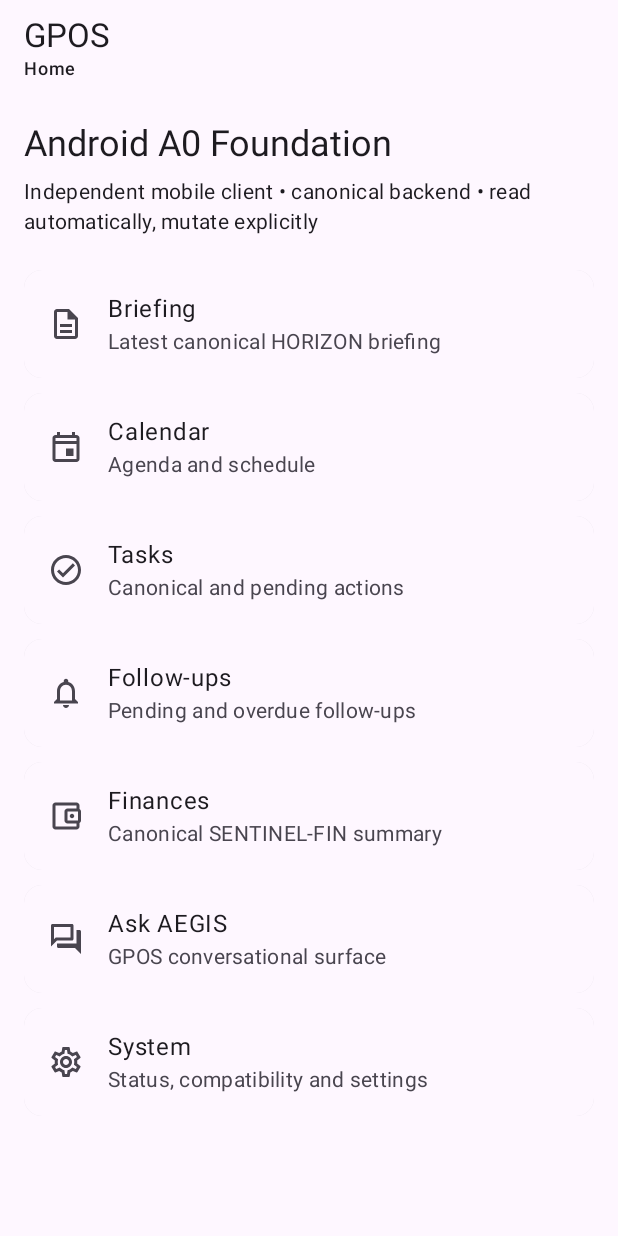
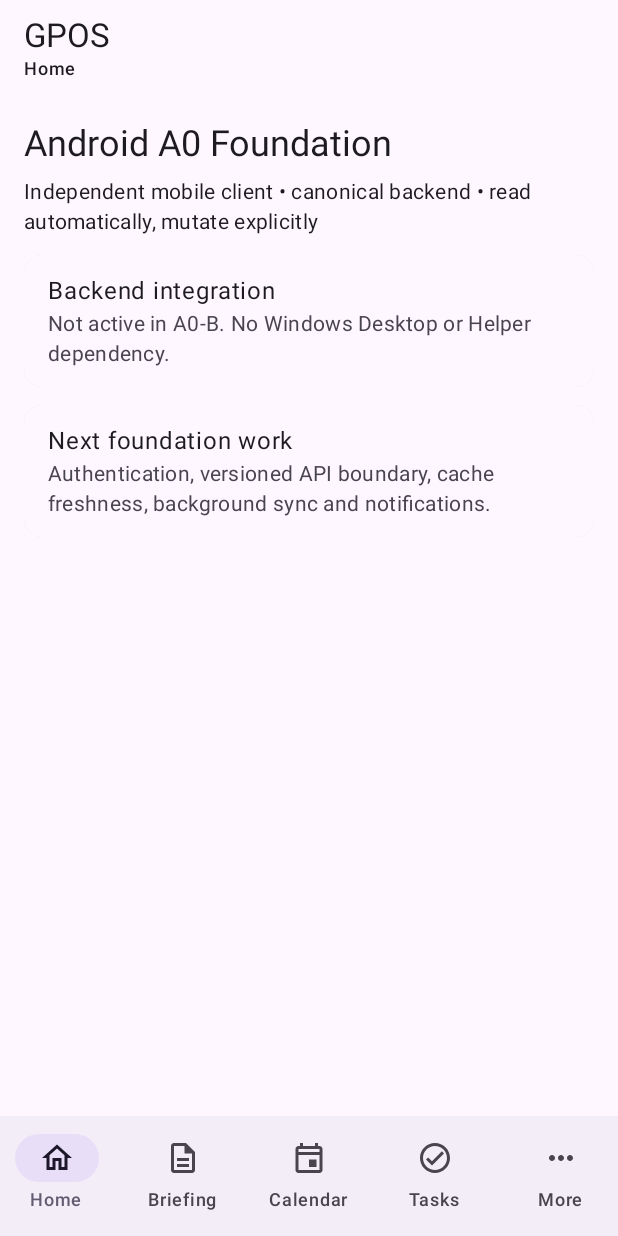
Before and after one commit to Cokkles/GEMINI-POS, an Android app built with Jetpack Compose: the screen it shows after launch (MainActivity), on a phone screen of 412 x 824 dp. Run offline under Robolectric (Android 15) with nearby library versions, the light colour scheme and no system bars.

Commit message:
feat(android): add mobile-native A0 navigation shell

```diff
--- a/android/app/src/main/java/com/cokkles/gpos/MainActivity.kt
+++ b/android/app/src/main/java/com/cokkles/gpos/MainActivity.kt
@@ -17,6 +17,7 @@ import androidx.compose.material.icons.outlined.Description
 import androidx.compose.material.icons.outlined.Event
 import androidx.compose.material.icons.outlined.Forum
 import androidx.compose.material.icons.outlined.Home
+import androidx.compose.material.icons.outlined.MoreHoriz
 import androidx.compose.material.icons.outlined.Notifications
 import androidx.compose.material.icons.outlined.Settings
 import androidx.compose.material3.Card
@@ -24,16 +25,20 @@ import androidx.compose.material3.ExperimentalMaterial3Api
 import androidx.compose.material3.Icon
 import androidx.compose.material3.ListItem
 import androidx.compose.material3.MaterialTheme
+import androidx.compose.material3.NavigationBar
+import androidx.compose.material3.NavigationBarItem
 import androidx.compose.material3.Scaffold
 import androidx.compose.material3.Text
 import androidx.compose.material3.TopAppBar
 import androidx.compose.runtime.Composable
+import androidx.compose.runtime.getValue
 import androidx.compose.ui.Modifier
 import androidx.compose.ui.graphics.vector.ImageVector
 import androidx.compose.ui.unit.dp
 import androidx.navigation.NavGraph.Companion.findStartDestination
 import androidx.navigation.compose.NavHost
 import androidx.navigation.compose.composable
+import androidx.navigation.compose.currentBackStackEntryAsState
 import androidx.navigation.compose.rememberNavController
 
 class MainActivity : ComponentActivity() {
@@ -54,29 +59,47 @@ data class GposDestination(
     val icon: ImageVector,
 )
 
-private val destinations = listOf(
-    GposDestination("home", "Home", "Executive overview", Icons.Outlined.Home),
-    GposDestination("briefing", "Briefing", "Latest canonical HORIZON briefing", Icons.Outlined.Description),
-    GposDestination("calendar", "Calendar", "Agenda and schedule", Icons.Outlined.Event),
-    GposDestination("tasks", "Tasks", "Canonical and pending actions", Icons.Outlined.CheckCircle),
-    GposDestination("followups", "Follow-ups", "Pending and overdue follow-ups", Icons.Outlined.Notifications),
-    GposDestination("finances", "Finances", "Canonical SENTINEL-FIN summary", Icons.Outlined.AccountBalanceWallet),
-    GposDestination("aegis", "Ask AEGIS", "GPOS conversational surface", Icons.Outlined.Forum),
-    GposDestination("system", "System", "Status, compatibility and settings", Icons.Outlined.Settings),
-)
+private val home = GposDestination("home", "Home", "Executive overview", Icons.Outlined.Home)
+private val briefing = GposDestination("briefing", "Briefing", "Latest canonical HORIZON briefing", Icons.Outlined.Description)
+private val calendar = GposDestination("calendar", "Calendar", "Agenda and schedule", Icons.Outlined.Event)
+private val tasks = GposDestination("tasks", "Tasks", "Canonical and pending actions", Icons.Outlined.CheckCircle)
+private val followups = GposDestination("followups", "Follow-ups", "Pending and overdue follow-ups", Icons.Outlined.Notifications)
+private val finances = GposDestination("finances", "Finances", "Canonical SENTINEL-FIN summary", Icons.Outlined.AccountBalanceWallet)
+private val aegis = GposDestination("aegis", "Ask AEGIS", "GPOS conversational surface", Icons.Outlined.Forum)
+private val system = GposDestination("system", "System", "Status, compatibility and settings", Icons.Outlined.Settings)
+private val more = GposDestination("more", "More", "Additional GPOS areas", Icons.Outlined.MoreHoriz)
 
+private val primaryDestinations = listOf(home, briefing, calendar, tasks, more)
+private val secondaryDestinations = listOf(followups, finances, aegis, system)
+private val allDestinations = primaryDestinations + secondaryDestinations
+
+@OptIn(ExperimentalMaterial3Api::class)
 @Composable
 private fun GposApp() {
     val navController = rememberNavController()
+    val backStackEntry by navController.currentBackStackEntryAsState()
+    val currentRoute = backStackEntry?.destination?.route ?: home.route
+    val currentDestination = allDestinations.firstOrNull { it.route == currentRoute } ?: home
+    val selectedPrimaryRoute = if (secondaryDestinations.any { it.route == currentRoute }) more.route else currentRoute
 
-    NavHost(navController = navController, startDestination = "home") {
-        destinations.forEach { destination ->
-            composable(destination.route) {
-                DestinationScreen(
-                    destination = destination,
-                    showDirectory = destination.route == "home",
-                    onNavigate = { route ->
-                        navController.navigate(route) {
+    Scaffold(
+        topBar = {
+            TopAppBar(
+                title = {
+                    Column {
+                        Text("GPOS")
+                        Text(currentDestination.title, style = MaterialTheme.typography.labelMedium)
+                    }
+                },
+            )
+        },
+        bottomBar = {
+            NavigationBar {
+                primaryDestinations.forEach { destination ->
+                    NavigationBarItem(
+                        selected = selectedPrimaryRoute == destination.route,
+                        onClick = {
+                            navController.navigate(destination.route) {
                                 popUpTo(navController.graph.findStartDestination().id) {
                                     saveState = true
                                 }
@@ -84,38 +107,40 @@ private fun GposApp() {
                                 restoreState = true
                             }
                         },
+                        icon = { Icon(destination.icon, contentDescription = destination.title) },
+                        label = { Text(destination.title) },
                     )
+                }
+            }
+        },
+    ) { innerPadding ->
+        NavHost(
+            navController = navController,
+            startDestination = home.route,
+            modifier = Modifier.padding(innerPadding),
+        ) {
+            composable(home.route) { HomeScreen() }
+            composable(briefing.route) { PlaceholderScreen(briefing) }
+            composable(calendar.route) { PlaceholderScreen(calendar) }
+            composable(tasks.route) { PlaceholderScreen(tasks) }
+            composable(more.route) {
+                MoreScreen(
+                    onNavigate = { route -> navController.navigate(route) },
+                )
+            }
+            secondaryDestinations.forEach { destination ->
+                composable(destination.route) { PlaceholderScreen(destination) }
             }
         }
     }
 }
 
-@OptIn(ExperimentalMaterial3Api::class)
 @Composable
-private fun DestinationScreen(
-    destination: GposDestination,
-    showDirectory: Boolean,
-    onNavigate: (String) -> Unit,
-) {
-    Scaffold(
-        topBar = {
-            TopAppBar(
-                title = {
-                    Column {
-                        Text("GPOS")
-                        Text(destination.title, style = MaterialTheme.typography.labelMedium)
-                    }
-                },
-            )
-        },
-    ) { innerPadding ->
-        if (showDirectory) {
+private fun HomeScreen() {
     LazyColumn(
-                modifier = Modifier
-                    .fillMaxSize()
-                    .padding(innerPadding),
+        modifier = Modifier.fillMaxSize(),
         contentPadding = PaddingValues(16.dp),
-                verticalArrangement = Arrangement.spacedBy(10.dp),
+        verticalArrangement = Arrangement.spacedBy(12.dp),
     ) {
         item {
             Text(
@@ -124,25 +149,61 @@ private fun DestinationScreen(
             )
             Text(
                 text = "Independent mobile client • canonical backend • read automatically, mutate explicitly",
-                        modifier = Modifier.padding(top = 6.dp, bottom = 12.dp),
+                modifier = Modifier.padding(top = 6.dp),
                 style = MaterialTheme.typography.bodyMedium,
             )
         }
-                items(destinations.filterNot { it.route == "home" }) { item ->
-                    Card(onClick = { onNavigate(item.route) }) {
+        item {
+            Card {
                 ListItem(
-                            headlineContent = { Text(item.title) },
-                            supportingContent = { Text(item.subtitle) },
-                            leadingContent = { Icon(item.icon, contentDescription = null) },
+                    headlineContent = { Text("Backend integration") },
+                    supportingContent = { Text("Not active in A0-B. No Windows Desktop or Helper dependency.") },
+                )
+            }
+        }
+        item {
+            Card {
+                ListItem(
+                    headlineContent = { Text("Next foundation work") },
+                    supportingContent = { Text("Authentication, versioned API boundary, cache freshness, background sync and notifications.") },
                 )
             }
         }
     }
-        } else {
+}
+
+@Composable
+private fun MoreScreen(onNavigate: (String) -> Unit) {
+    LazyColumn(
+        modifier = Modifier.fillMaxSize(),
+        contentPadding = PaddingValues(16.dp),
+        verticalArrangement = Arrangement.spacedBy(10.dp),
+    ) {
+        item {
+            Text("More GPOS", style = MaterialTheme.typography.headlineSmall)
+            Text(
+                "Additional first-class mobile surfaces",
+                modifier = Modifier.padding(top = 6.dp, bottom = 8.dp),
+                style = MaterialTheme.typography.bodyMedium,
+            )
+        }
+        items(secondaryDestinations) { destination ->
+            Card(onClick = { onNavigate(destination.route) }) {
+                ListItem(
+                    headlineContent = { Text(destination.title) },
+                    supportingContent = { Text(destination.subtitle) },
+                    leadingContent = { Icon(destination.icon, contentDescription = null) },
+                )
+            }
+        }
+    }
+}
+
+@Composable
+private fun PlaceholderScreen(destination: GposDestination) {
     Column(
         modifier = Modifier
             .fillMaxSize()
-                    .padding(innerPadding)
             .padding(24.dp),
     ) {
         Icon(destination.icon, contentDescription = null)
@@ -163,5 +224,3 @@ private fun DestinationScreen(
         )
     }
 }
-    }
-}
```
Lines whose indentation alone changed are shown as unchanged.
